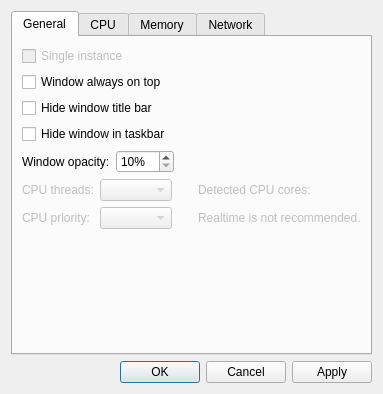
MarioUnoDueTreQuattro/QMonitor, file settings_dialog.ui: the form before one commit.
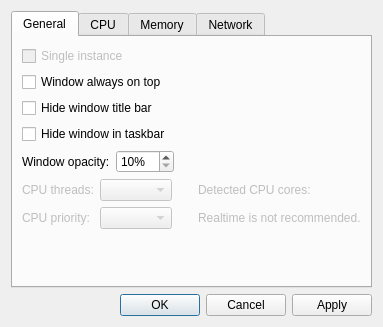
The form after the commit. Custom widgets are drawn as their Qt base class.

Patch:
```diff
--- a/settings_dialog.ui
+++ b/settings_dialog.ui
@@ -7,7 +7,7 @@
     <x>0</x>
     <y>0</y>
     <width>371</width>
-    <height>394</height>
+    <height>326</height>
    </rect>
   </property>
   <property name="windowTitle">
```
